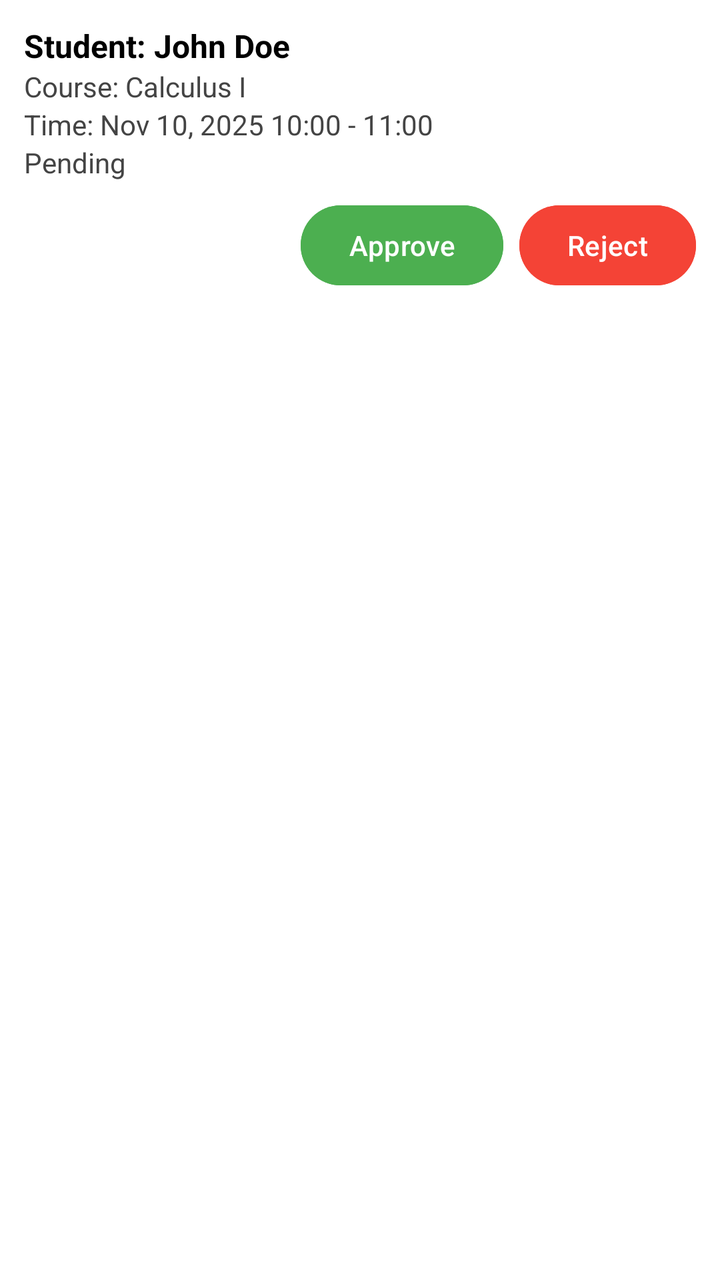
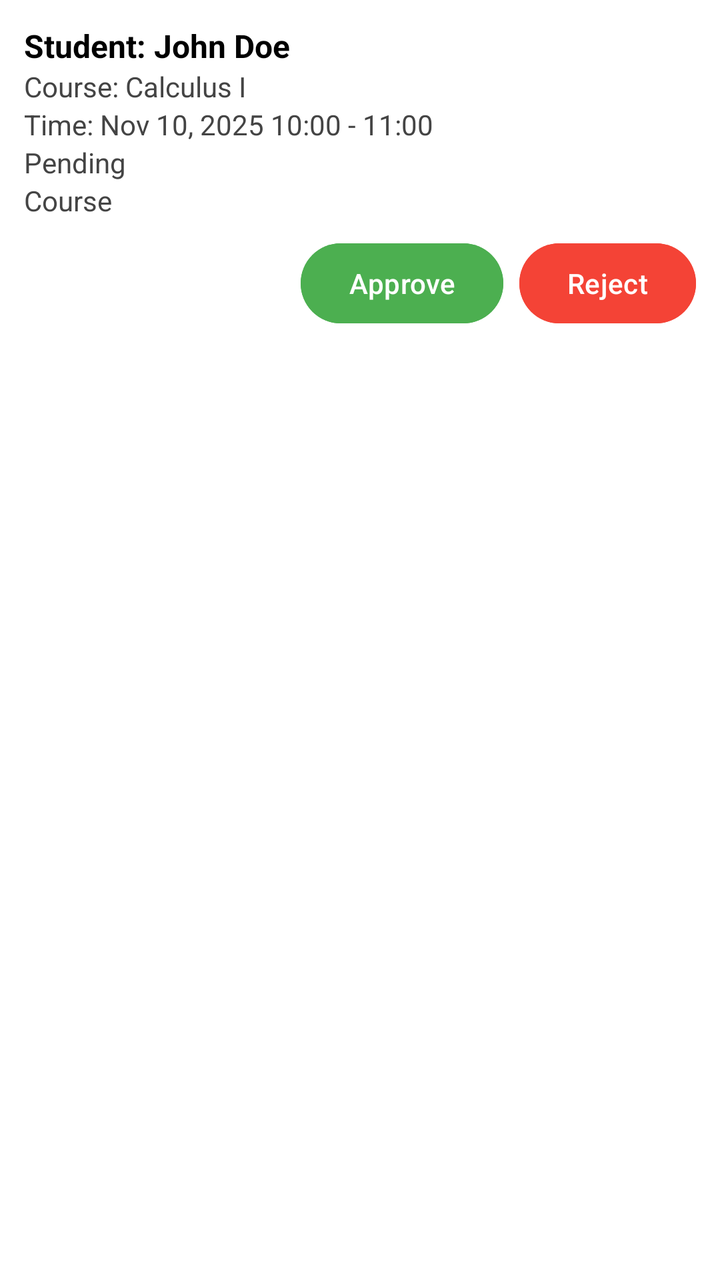

Before-and-after screenshots of an Android layout around one commit, followed by the original layout XML and the change that was made.
<!-- AndroidManifest.xml: application theme Theme.Math_tutor_application -->
<!-- res/layout/div3_item_session_request.xml -->
<?xml version="1.0" encoding="utf-8"?>
<LinearLayout xmlns:android="http://schemas.android.com/apk/res/android"
    android:layout_width="match_parent"
    android:layout_height="wrap_content"
    android:orientation="vertical"
    android:padding="12dp"
    android:background="@android:color/white"
    android:layout_marginBottom="8dp"
    android:elevation="2dp">

    <TextView
        android:id="@+id/studentName"
        android:layout_width="wrap_content"
        android:layout_height="wrap_content"
        android:text="Student: John Doe"
        android:textStyle="bold"
        android:textSize="16sp"
        android:textColor="#000000" />


    <TextView
        android:id="@+id/course"
        android:layout_width="wrap_content"
        android:layout_height="wrap_content"
        android:text="Course: Calculus I"
        android:textSize="14sp"
        android:textColor="#444444" />

    <TextView
        android:id="@+id/time"
        android:layout_width="wrap_content"
        android:layout_height="wrap_content"
        android:text="Time: Nov 10, 2025 10:00 - 11:00"
        android:textSize="14sp"
        android:textColor="#444444" />

    <TextView
        android:id="@+id/status"
        android:layout_width="wrap_content"
        android:layout_height="wrap_content"
        android:text="Pending"
        android:textSize="14sp"
        android:textColor="#444444" />

    <LinearLayout
        android:layout_width="match_parent"
        android:layout_height="wrap_content"
        android:orientation="horizontal"
        android:gravity="end"
        android:layout_marginTop="8dp">

        <Button
            android:id="@+id/approveBtn"
            android:layout_width="wrap_content"
            android:layout_height="wrap_content"
            android:text="Approve"
            android:backgroundTint="#4CAF50"
            android:textColor="#FFFFFF" />

        <Button
            android:id="@+id/rejectBtn"
            android:layout_width="wrap_content"
            android:layout_height="wrap_content"
            android:text="Reject"
            android:layout_marginStart="8dp"
            android:backgroundTint="#F44336"
            android:textColor="#FFFFFF" />
    </LinearLayout>
</LinearLayout>
<!-- resources referenced by this layout -->
<resources>
  <style name="Theme.Math_tutor_application" parent="Base.Theme.Math_tutor_application" />
  <style name="Base.Theme.Math_tutor_application" parent="Theme.Material3.DayNight.NoActionBar">
          
          
      </style>
</resources>

<!-- the commit's change to res/layout/div3_item_session_request.xml (unified diff, before → after) -->
@@ -41,6 +41,13 @@
         android:text="Pending"
         android:textSize="14sp"
         android:textColor="#444444" />
+    <TextView
+        android:id="@+id/realCourse"
+        android:layout_width="wrap_content"
+        android:layout_height="wrap_content"
+        android:text="Course"
+        android:textSize="14sp"
+        android:textColor="#444444" />
 
     <LinearLayout
         android:layout_width="match_parent"
